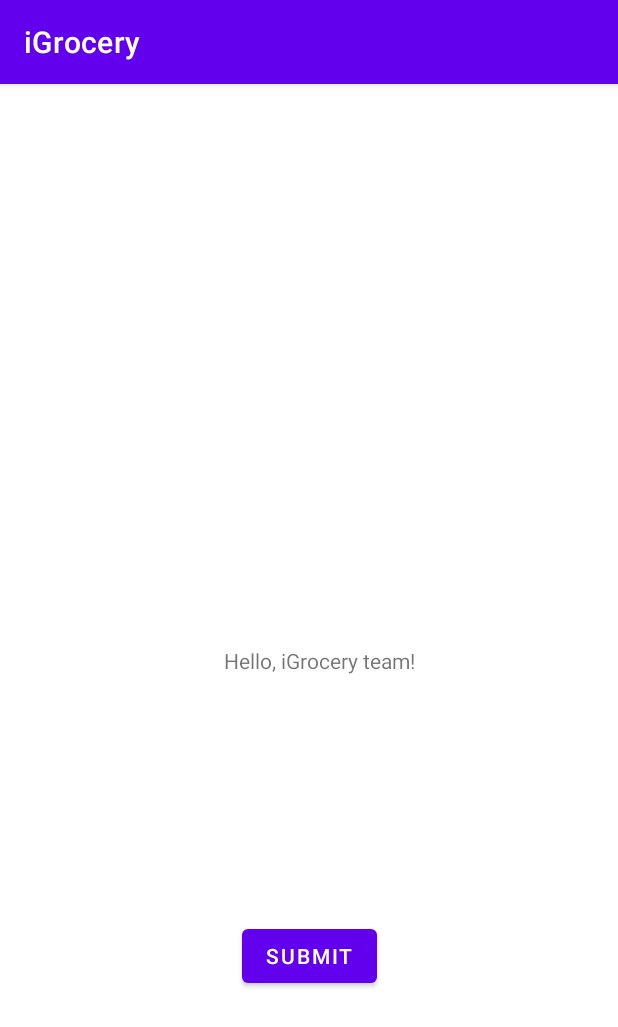
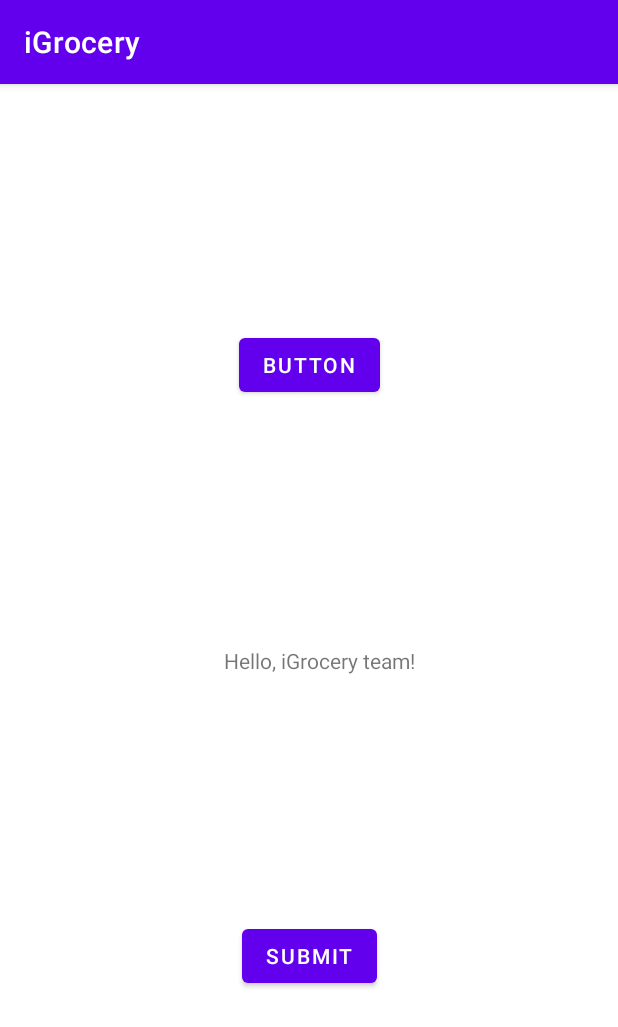
Before and after one commit to mmboldo/iGrocery, an Android app: the screen it shows after launch (MainActivity), on a phone screen of 412 x 824 dp. Shown: the top 1027 px of the screen. Run offline under Robolectric (Android 15) with nearby library versions, the phone set to English and light mode, and no system bars.

Commit message:
Test Juliana

```diff
--- a/app/src/main/res/layout/activity_main.xml
+++ b/app/src/main/res/layout/activity_main.xml
@@ -27,4 +27,14 @@
         app:layout_constraintStart_toStartOf="parent"
         app:layout_constraintTop_toBottomOf="@+id/textView" />
 
+    <Button
+        android:id="@+id/button2"
+        android:layout_width="wrap_content"
+        android:layout_height="wrap_content"
+        android:text="Button"
+        app:layout_constraintBottom_toTopOf="@+id/textView"
+        app:layout_constraintEnd_toEndOf="parent"
+        app:layout_constraintStart_toStartOf="parent"
+        app:layout_constraintTop_toTopOf="parent" />
+
 </androidx.constraintlayout.widget.ConstraintLayout>
```
